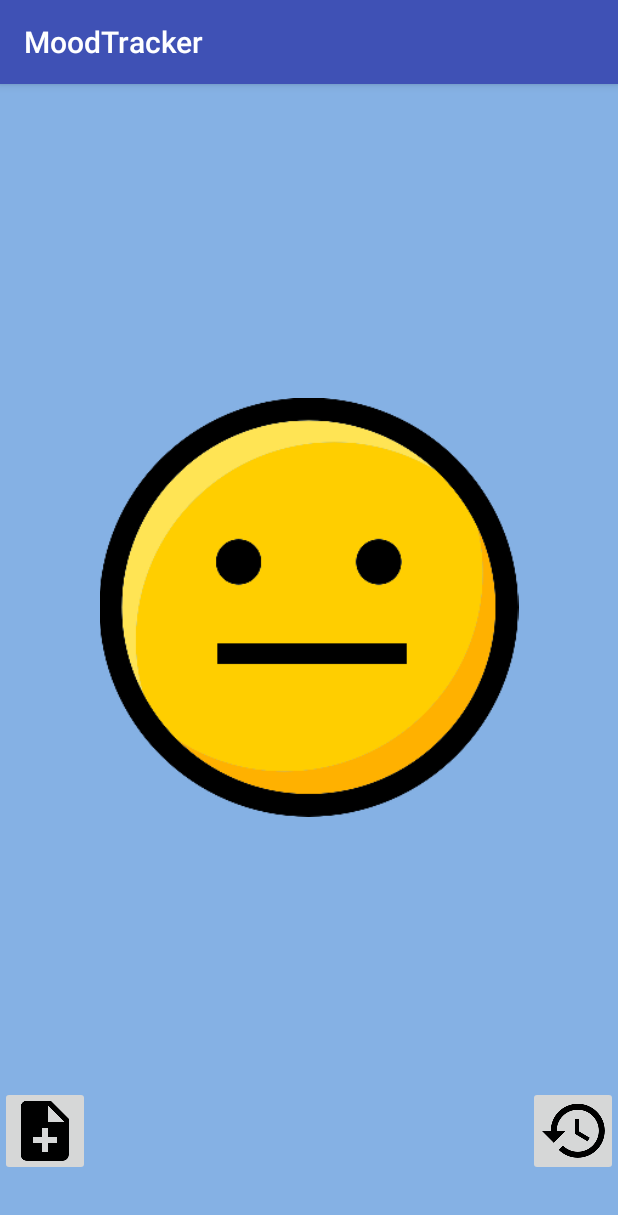
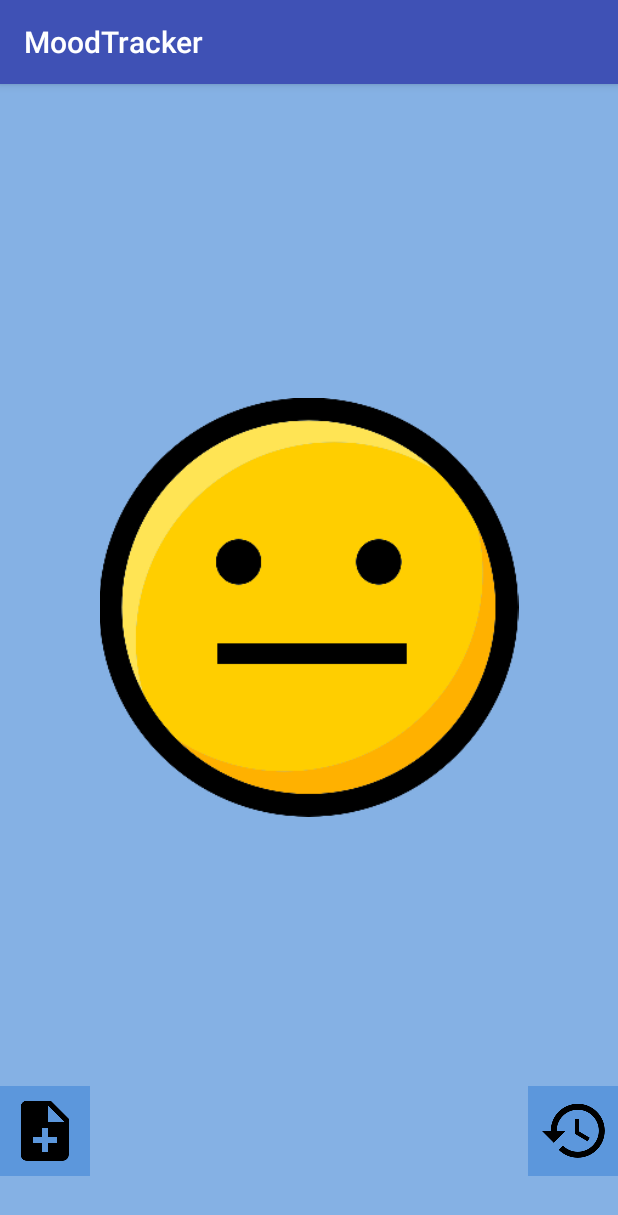
Before and after one commit to Gyraxy/MoodTracker, an Android app: the screen it shows after launch (MainActivity), on a phone screen of 412 x 824 dp. Shown: the top 1215 px of the screen. Run offline under Robolectric (Android 15) with nearby library versions, the phone set to English and light mode, and no system bars.

Commit message:
Modification of commentary & historic button background according to fragment background

```diff
--- a/app/src/main/java/com/duboscq/nicolas/moodtracker/Controllers/Fragments/PageFragment.java
+++ b/app/src/main/java/com/duboscq/nicolas/moodtracker/Controllers/Fragments/PageFragment.java
@@ -7,6 +7,8 @@ import android.util.Log;
 import android.view.LayoutInflater;
 import android.view.View;
 import android.view.ViewGroup;
+import android.widget.Button;
+import android.widget.ImageButton;
 import android.widget.LinearLayout;
 import android.widget.TextView;
 
@@ -45,13 +47,16 @@ public class PageFragment extends Fragment {
 
         // 4 - Get widgets from layout and serialise it
         LinearLayout rootView= (LinearLayout) result.findViewById(R.id.fragment_page_rootview);
+        ImageButton button_commentary = (ImageButton) result.findViewById(R.id.commentary_btn);
+        ImageButton button_historic = (ImageButton) result.findViewById(R.id.historic_btn);
 
         // 5 - Get data from Bundle (created in method newInstance)
         int color = getArguments().getInt(KEY_COLOR, -1);
 
         // 6 - Update widgets with it
         rootView.setBackgroundColor(color);
-
+        button_commentary.setBackgroundColor(color);
+        button_historic.setBackgroundColor(color);
 
         return result;
     }
```
